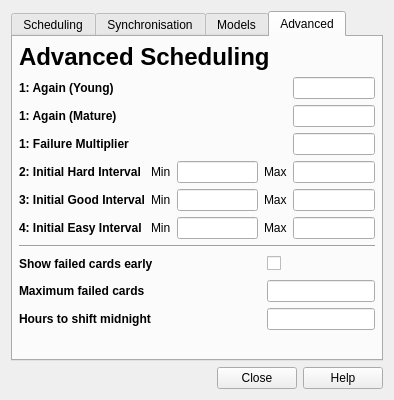
Old version of the form designer/deckproperties.ui in the repository ankitects/anki.
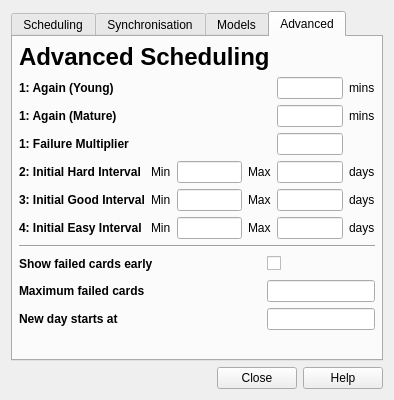
New version of the form. The open tabs and pages were chosen to show the change.

Commit message: 'new day starts at', 'mins/days' in deck properties

Diff of the .ui file:
```diff
--- a/designer/deckproperties.ui
+++ b/designer/deckproperties.ui
@@ -585,6 +585,41 @@
            </property>
           </widget>
          </item>
+         <item row="0" column="5" >
+          <widget class="QLabel" name="label" >
+           <property name="text" >
+            <string>mins</string>
+           </property>
+          </widget>
+         </item>
+         <item row="1" column="5" >
+          <widget class="QLabel" name="label_25" >
+           <property name="text" >
+            <string>mins</string>
+           </property>
+          </widget>
+         </item>
+         <item row="3" column="5" >
+          <widget class="QLabel" name="label_30" >
+           <property name="text" >
+            <string>days</string>
+           </property>
+          </widget>
+         </item>
+         <item row="4" column="5" >
+          <widget class="QLabel" name="label_31" >
+           <property name="text" >
+            <string>days</string>
+           </property>
+          </widget>
+         </item>
+         <item row="5" column="5" >
+          <widget class="QLabel" name="label_32" >
+           <property name="text" >
+            <string>days</string>
+           </property>
+          </widget>
+         </item>
         </layout>
        </item>
        <item>
@@ -625,7 +660,7 @@
          <item row="3" column="0" >
           <widget class="QLabel" name="label_29" >
            <property name="text" >
-            <string>&lt;b>Hours to shift midnight&lt;/b></string>
+            <string>&lt;b>New day starts at&lt;/b></string>
            </property>
           </widget>
          </item>
```
